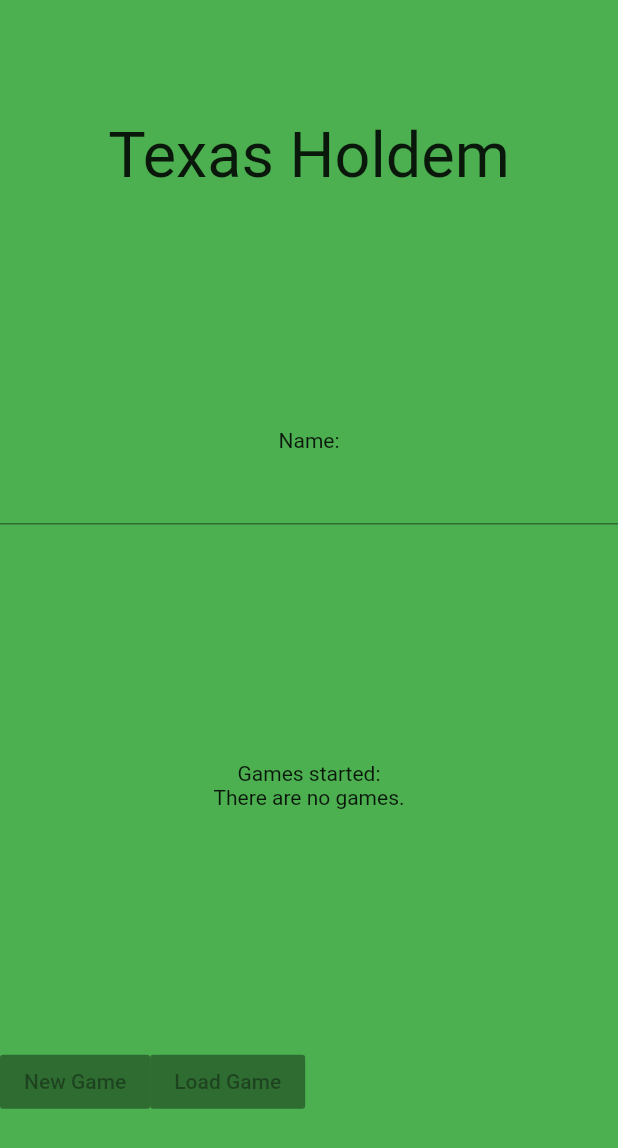
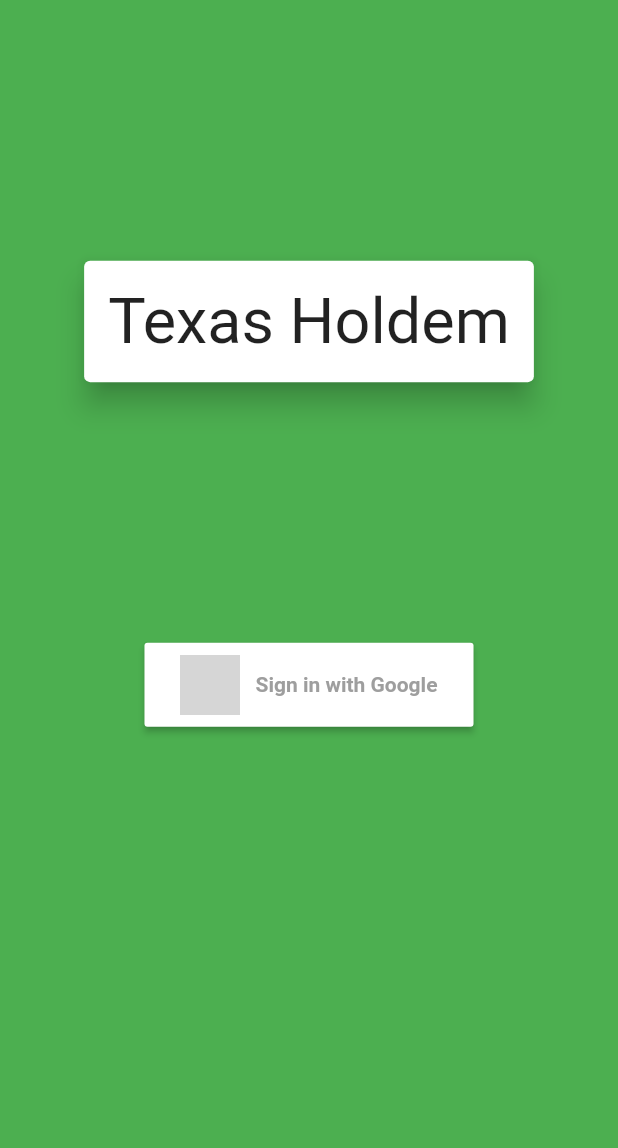
Before and after one commit to CaudellDev/holdem, a Flutter app: the screen it shows after launch, on a phone screen of 412 x 824 dp. Shown: the top 1148 px of the screen. Run offline on Flutter 3.47's test engine with Material 2 defaults, Android fonts, the phone set to English and light mode, and no system bars; our stand-ins replace cloud_firestore, firebase_auth, google_sign_in; accounts and stored records are empty; grey boxes are pictures that could not be loaded.

Commit message:
Fixing issues with newer versions of Flutter/Google Services/Gradle. Added a Card to the title and list.

```diff
--- a/lib/main.dart
+++ b/lib/main.dart
@@ -1,4 +1,7 @@
 import 'package:flutter/material.dart';
+import 'package:cloud_firestore/cloud_firestore.dart';
+import 'package:firebase_auth/firebase_auth.dart';
+import 'package:google_sign_in/google_sign_in.dart';
 
 void main() => runApp(MyApp());
 
@@ -15,6 +18,35 @@ class MyApp extends StatelessWidget {
   }
 }
 
+class TablesList extends StatelessWidget {
+
+  @override
+  Widget build(BuildContext context) {
+    return StreamBuilder<QuerySnapshot>(
+      stream: Firestore.instance.collection('tables').snapshots(),
+      builder: (BuildContext context, AsyncSnapshot<QuerySnapshot> snapshot) {
+        if (snapshot.hasError)
+          return new Text('Error: ${snapshot.error}');
+
+        switch (snapshot.connectionState) {
+          case ConnectionState.waiting: return Text('Loading...');
+          case ConnectionState.none: return Text('There are no tables available. Create game to play.');
+          default:
+            return ListView(
+              shrinkWrap: true,
+              children: snapshot.data.documents.map((DocumentSnapshot document) {
+                return ListTile(
+                  title: Text(document['desc']),
+                  subtitle: Text(document['curr_turn'].toString()),
+                );
+              }).toList(),
+            );
+        }
+      },
+    );
+  }
+}
+
 class MyHomePage extends StatefulWidget {
   MyHomePage({Key key, this.title}) : super(key: key);
   final String title;
@@ -24,7 +56,31 @@ class MyHomePage extends StatefulWidget {
 }
 
 class _MyHomePageState extends State<MyHomePage> {
+
+  bool showSignIn = true;
+  final FirebaseAuth _auth = FirebaseAuth.instance;
+  final GoogleSignIn _googleSignIn = GoogleSignIn(
+    scopes: [
+      'profile',
+      'email',
+    ]
+  );
+
   TextEditingController nameText = TextEditingController();
+
+  Future<FirebaseUser> _handleSignIn() async {
+    final GoogleSignInAccount googleUser = await _googleSignIn.signIn();
+    final GoogleSignInAuthentication googleAuth = await googleUser.authentication;
+
+    final AuthCredential credential = GoogleAuthProvider.getCredential(
+        idToken: googleAuth.accessToken,
+        accessToken: googleAuth.idToken,
+    );
+
+    final FirebaseUser user = (await _auth.signInWithCredential(credential));
+    print("Signed in: " + user.displayName);
+    return user;
+  }
 
   @override
   Widget build(BuildContext context) {
@@ -34,36 +90,119 @@ class _MyHomePageState extends State<MyHomePage> {
         color: Colors.green,
         child: Column(
           mainAxisSize: MainAxisSize.max,
-          mainAxisAlignment: MainAxisAlignment.spaceAround,
+          mainAxisAlignment: MainAxisAlignment.spaceEvenly,
           children: <Widget>[
+            Card(
+              elevation: 8.0,
+              child: Padding(
+                padding: const EdgeInsets.all(16.0),
+                child: Container(
+                  decoration: BoxDecoration(color: Colors.white),
+                    child: Text("Texas Holdem", style: TextStyle(fontSize: 42))
+                ),
+              ),
+            ),
+            Visibility(
+              visible: showSignIn,
+              child: Center(
+                child: Container(
+                  child: RaisedButton(
+                    color: Colors.white,
+                    onPressed: (){
+                      _handleSignIn().whenComplete((){
+                        setState(() {
+                          showSignIn = false;
+                        });
+                      });
+                    },
+                    child: Padding(
+                      padding: const EdgeInsets.all(8.0),
+                      child: Row(
+                        mainAxisSize: MainAxisSize.min,
+                        children: <Widget>[
+                          Image.asset(
+                            'images/google_logo.png',
+                            height: 40.0,
+                          ),
                           Container(
-              child: Text("Texas Holdem", style: TextStyle(fontSize: 42)),
-            ),
-            Column(
-              children: <Widget>[
-                Text("Name:"),
-                TextField(
-                  controller: nameText,
+                            padding: EdgeInsets.only(left: 10.0),
+                            child: Text(
+                              "Sign in with Google",
+                              textAlign: TextAlign.center,
+                              style: TextStyle(
+                                color: Colors.grey,
+                                fontWeight: FontWeight.bold,
+                              )
+                            )
                           ),
                         ],
                       ),
-            Column(
+                    ),
+                  ),
+                ),
+              ),
+            ),
+            Visibility(
+              visible: !showSignIn,
+              child: Column(
+                mainAxisSize: MainAxisSize.max,
+                mainAxisAlignment: MainAxisAlignment.start,
+                children: <Widget>[
+                  Padding(
+                    padding: const EdgeInsets.all(16.0),
+                    child: Container(
+                      color: Colors.white,
+                      child: Column(
+                        children: <Widget>[
+                          Text("Nickname:", style: TextStyle(fontSize: 24),),
+                          TextField(
+                            style: TextStyle(fontSize: 24,),
+                            controller: nameText,
+                            decoration: null,
+                          ),
+                        ],
+                      ),
+                    ),
+                  ),
+                  Padding(
+                    padding: const EdgeInsets.all(16.0),
+                    child: Card(
+                      child: Container(
+                        child: Column(
                           children: <Widget>[
                             Text("Games started:"),
-                Text("There are no games.")
+                            TablesList(),
                           ],
                         ),
+                      ),
+                    ),
+                  ),
                   Row(
+                    mainAxisSize: MainAxisSize.max,
+                    mainAxisAlignment: MainAxisAlignment.center,
                     children: <Widget>[
-                RaisedButton(
-                  child: Text("New Game"),
-                  onPressed: null,
+                      Padding(
+                        padding: const EdgeInsets.all(8.0),
+                        child: RaisedButton(
+                          color: Colors.white,
+                          disabledColor: Colors.white70,
+                          child: Text("Start Game"),
+                          onPressed: (){},
                         ),
-                RaisedButton(
+                      ),
+                      Padding(
+                        padding: const EdgeInsets.all(8.0),
+                        child: RaisedButton(
+                          color: Colors.white,
+                          disabledColor: Colors.white70,
                           child: Text("Load Game"),
-                  onPressed: null,
+                          onPressed: (){},
+                        ),
                       ),
                     ],
+                  ),
+                ],
+              ),
             )
           ],
         ),
```
Also changed, not shown: pubspec.yaml (+4 -4 lines), 4 other files. Lines whose indentation alone changed are shown as unchanged.
